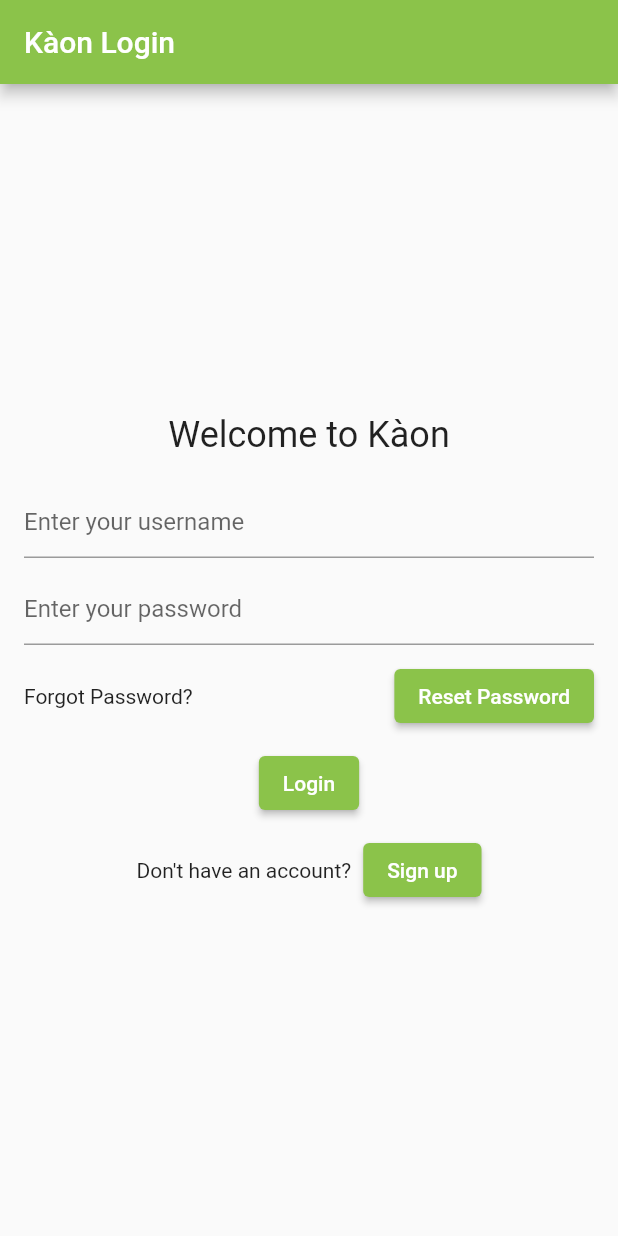
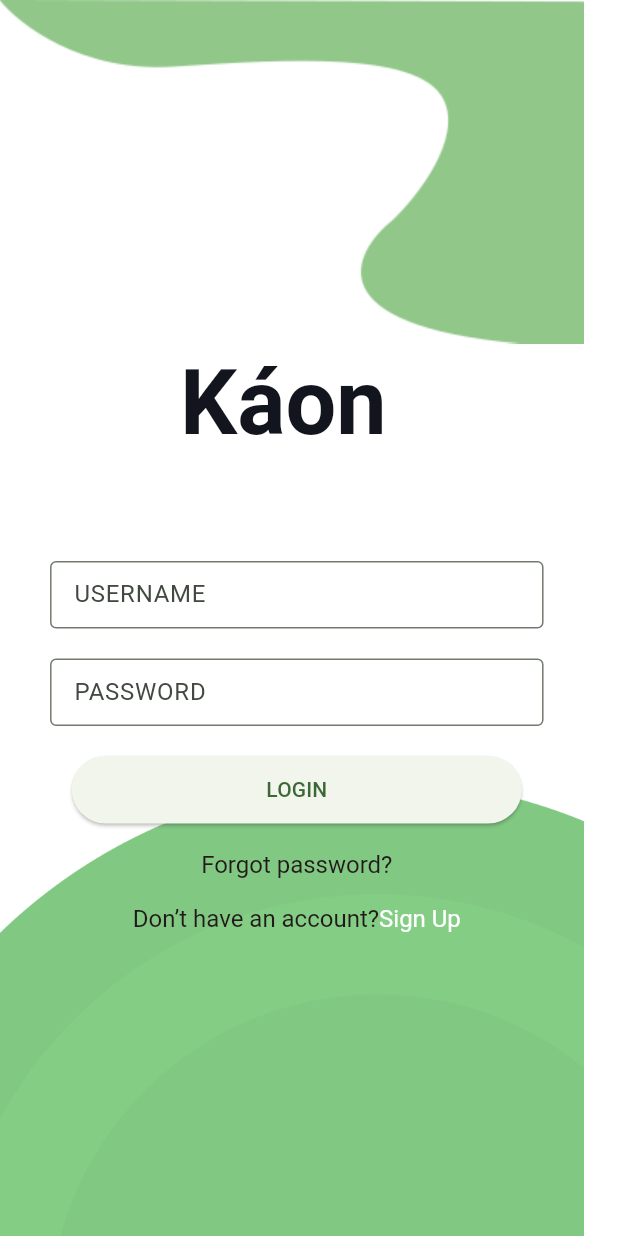
Before and after one commit to Norbshii/cc206-kaon-, a Flutter app: the screen it shows after launch, on a phone screen of 412 x 824 dp. Run offline on Flutter 3.47's test engine with Material 2 defaults, Android fonts, the phone set to English and light mode, and no system bars; Roboto replaces fonts that are missing (Montserrat, Poppins).

Commit message:
Exercise 6 and 7 changes

```diff
--- a/lib/features/Log-in_page.dart
+++ b/lib/features/Log-in_page.dart
@@ -1,93 +1,160 @@
 import 'package:flutter/material.dart';
 
 class LoginPage extends StatelessWidget {
-  const LoginPage({Key? key});
+  const LoginPage({super.key});
 
   @override
   Widget build(BuildContext context) {
-    return MaterialApp(
-      home: Scaffold(
-        appBar: AppBar(
-          title: Text('Kàon Login'),
-          backgroundColor: Colors
-              .lightGreen, // Set the AppBar background color to light green
+    return Material(
+      child: Container(
+        width: 390,
+        height: 839,
+        decoration: BoxDecoration(
+          color: Colors.white,
         ),
-        body: Center(
-          child: Padding(
-            padding: const EdgeInsets.all(16.0),
-            child: Column(
-              mainAxisAlignment: MainAxisAlignment.center,
-              children: [
-                Text(
-                  'Welcome to Kàon',
-                  style: TextStyle(fontSize: 24.0),
-                ),
-                SizedBox(height: 20.0),
-                TextField(
-                  keyboardType: TextInputType.text,
-                  decoration: InputDecoration(
-                    hintText: 'Enter your username',
+        child: Stack(
+          children: <Widget>[
+            Positioned(
+              top: 520,
+              left: -0.333984375,
+              child: Container(
+                width: 390,
+                height: 319,
+                decoration: BoxDecoration(
+                  image: DecorationImage(
+                    image: AssetImage('assets/images/Image1.png'),
+                    fit: BoxFit.fitWidth,
                   ),
                 ),
-                SizedBox(height: 10.0),
-                TextField(
-                  keyboardType: TextInputType.visiblePassword,
-                  obscureText: true,
-                  decoration: InputDecoration(
-                    hintText: 'Enter your password',
-                  ),
-                ),
-                SizedBox(height: 10.0),
-                Row(
-                  mainAxisAlignment: MainAxisAlignment.spaceBetween,
-                  children: [
-                    Text('Forgot Password?'),
-                    ElevatedButton(
-                      onPressed: () {
-                        // Add your forgot password logic here
-                      },
-                      child: Text('Reset Password'),
-                      style: ElevatedButton.styleFrom(
-                        primary: Colors
-                            .lightGreen, // Change button color to light green
-                      ),
-                    ),
+              ),
+            ),
+            Positioned(
+              top: 374,
+              left: 33.36705017089844,
+              child: Container(
+                width: 329,
+                height: 295,
+                child: Column(
+                  children: <Widget>[
+                    buildTextField("USERNAME"),
+                    SizedBox(height: 20),
+                    buildTextField("PASSWORD"),
+                    SizedBox(height: 20),
+                    buildLoginButton("LOGIN"),
+                    SizedBox(height: 20),
+                    buildForgotPasswordText("Forgot password?"),
+                    SizedBox(height: 20),
+                    buildSignUpText("Don’t have an account?", "Sign Up"),
                   ],
                 ),
-                SizedBox(height: 10.0),
-                ElevatedButton(
-                  onPressed: () {
-                    // Add your login logic here
-                  },
-                  child: Text('Login'),
-                  style: ElevatedButton.styleFrom(
-                    primary:
-                        Colors.lightGreen, // Change button color to light green
-                  ),
+              ),
+            ),
+            Positioned(
+              top: 0,
+              left: -0.333984375,
+              child: Image.asset(
+                'assets/vector.png',
+              ),
+            ),
+            Positioned(
+              top: 238,
+              left: 120,
+              child: Text(
+                'Káon',
+                textAlign: TextAlign.center,
+                style: TextStyle(
+                  color: Color.fromRGBO(18, 20, 30, 1),
+                  fontFamily: 'Poppins',
+                  fontSize: 60,
+                  letterSpacing: 0,
+                  fontWeight: FontWeight.bold,
+                  height: 1,
                 ),
-                SizedBox(height: 10.0),
-                Row(
-                  mainAxisAlignment: MainAxisAlignment.center,
-                  children: [
-                    Text("Don't have an account?"),
-                    SizedBox(width: 8.0),
-                    ElevatedButton(
-                      onPressed: () {
-                        // Add your sign-up logic here
-                      },
-                      child: Text('Sign up'),
-                      style: ElevatedButton.styleFrom(
-                        primary: Colors
-                            .lightGreen, // Change button color to light green
-                      ),
-                    ),
-                  ],
-                ),
-              ],
+              ),
             ),
+          ],
+        ),
+      ),
+    );
+  }
+
+  Widget buildTextField(String labelText) {
+    return Container(
+      width: 329,
+      height: 45,
+      child: TextField(
+        decoration: InputDecoration(
+          labelText: labelText,
+          border: OutlineInputBorder(
+            borderRadius: BorderRadius.circular(4),
           ),
         ),
       ),
     );
   }
+
+  Widget buildLoginButton(String buttonText) {
+    return Container(
+      width: 300,
+      height: 45,
+      child: ElevatedButton(
+        onPressed: () {
+          // Add your login logic here
+        },
+        child: Text(buttonText),
+      ),
+    );
+  }
+
+  Widget buildForgotPasswordText(String text) {
+    return Container(
+      child: Text(
+        text,
+        textAlign: TextAlign.center,
+        style: TextStyle(
+          color: Color.fromRGBO(35, 25, 26, 1),
+          fontFamily: 'Montserrat',
+          fontSize: 16,
+          letterSpacing: 0,
+          fontWeight: FontWeight.normal,
+          height: 1,
+        ),
+      ),
+    );
+  }
+
+  Widget buildSignUpText(String prefixText, String suffixText) {
+    return Container(
+      child: Row(
+        mainAxisSize: MainAxisSize.min,
+        children: <Widget>[
+          Text(
+            prefixText,
+            textAlign: TextAlign.center,
+            style: TextStyle(
+              color: Color.fromRGBO(35, 25, 26, 1),
+              fontFamily: 'Montserrat',
+              fontSize: 16,
+              letterSpacing: 0,
+              fontWeight: FontWeight.normal,
+              height: 1,
+            ),
+          ),
+          SizedBox(width: 0),
+          Text(
+            suffixText,
+            textAlign: TextAlign.right,
+            style: TextStyle(
+              color: Color.fromRGBO(255, 255, 255, 1),
+              fontFamily: 'Montserrat',
+              fontSize: 16,
+              letterSpacing: 0,
+              fontWeight: FontWeight.normal,
+              height: 1,
+            ),
+          ),
+        ],
+      ),
+    );
+  }
 }
--- a/lib/main.dart
+++ b/lib/main.dart
@@ -14,112 +14,10 @@ class MyApp extends StatelessWidget {
     return MaterialApp(
         title: 'Flutter Demo',
         theme: ThemeData(
-          // This is the theme of your application.
-          //
-          // TRY THIS: Try running your application with "flutter run". You'll see
-          // the application has a blue toolbar. Then, without quitting the app,
-          // try changing the seedColor in the colorScheme below to Colors.green
-          // and then invoke "hot reload" (save your changes or press the "hot
-          // reload" button in a Flutter-supported IDE, or press "r" if you used
-          // the command line to start the app).
-          //
-          // Notice that the counter didn't reset back to zero; the application
-          // state is not lost during the reload. To reset the state, use hot
-          // restart instead.
-          //
-          // This works for code too, not just values: Most code changes can be
-          // tested with just a hot reload.
-          colorScheme: ColorScheme.fromSeed(seedColor: Colors.deepPurple),
+          colorScheme:
+              ColorScheme.fromSeed(seedColor: Color.fromRGBO(145, 199, 137, 1)),
           useMaterial3: true,
         ),
         home: const LoginPage());
   }
 }
-
-class MyHomePage extends StatefulWidget {
-  const MyHomePage({super.key, required this.title});
-
-  // This widget is the home page of your application. It is stateful, meaning
-  // that it has a State object (defined below) that contains fields that affect
-  // how it looks.
-
-  // This class is the configuration for the state. It holds the values (in this
-  // case the title) provided by the parent (in this case the App widget) and
-  // used by the build method of the State. Fields in a Widget subclass are
-  // always marked "final".
-
-  final String title;
-
-  @override
-  State<MyHomePage> createState() => _MyHomePageState();
-}
-
-class _MyHomePageState extends State<MyHomePage> {
-  int _counter = 0;
-
-  void _incrementCounter() {
-    setState(() {
-      // This call to setState tells the Flutter framework that something has
-      // changed in this State, which causes it to rerun the build method below
-      // so that the display can reflect the updated values. If we changed
-      // _counter without calling setState(), then the build method would not be
-      // called again, and so nothing would appear to happen.
-      _counter++;
-    });
-  }
-
-  @override
-  Widget build(BuildContext context) {
-    // This method is rerun every time setState is called, for instance as done
-    // by the _incrementCounter method above.
-    //
-    // The Flutter framework has been optimized to make rerunning build methods
-    // fast, so that you can just rebuild anything that needs updating rather
-    // than having to individually change instances of widgets.
-    return Scaffold(
-      appBar: AppBar(
-        // TRY THIS: Try changing the color here to a specific color (to
-        // Colors.amber, perhaps?) and trigger a hot reload to see the AppBar
-        // change color while the other colors stay the same.
-        backgroundColor: Theme.of(context).colorScheme.inversePrimary,
-        // Here we take the value from the MyHomePage object that was created by
-        // the App.build method, and use it to set our appbar title.
-        title: Text(widget.title),
-      ),
-      body: Center(
-        // Center is a layout widget. It takes a single child and positions it
-        // in the middle of the parent.
-        child: Column(
-          // Column is also a layout widget. It takes a list of children and
-          // arranges them vertically. By default, it sizes itself to fit its
-          // children horizontally, and tries to be as tall as its parent.
-          //
-          // Column has various properties to control how it sizes itself and
-          // how it positions its children. Here we use mainAxisAlignment to
-          // center the children vertically; the main axis here is the vertical
-          // axis because Columns are vertical (the cross axis would be
-          // horizontal).
-          //
-          // TRY THIS: Invoke "debug painting" (choose the "Toggle Debug Paint"
-          // action in the IDE, or press "p" in the console), to see the
-          // wireframe for each widget.
-          mainAxisAlignment: MainAxisAlignment.center,
-          children: <Widget>[
-            const Text(
-              'You have pushed the button this many times:',
-            ),
-            Text(
-              '$_counter',
-              style: Theme.of(context).textTheme.headlineMedium,
-            ),
-          ],
-        ),
-      ),
-      floatingActionButton: FloatingActionButton(
-        onPressed: _incrementCounter,
-        tooltip: 'Increment',
-        child: const Icon(Icons.add),
-      ), // This trailing comma makes auto-formatting nicer for build methods.
-    );
-  }
-}
```
Also changed, not shown: pubspec.yaml (+6 -31 lines), assets/images/Image1.png (added), assets/vector.png (added), assets/vector.svg (added), pubspec.lock.
